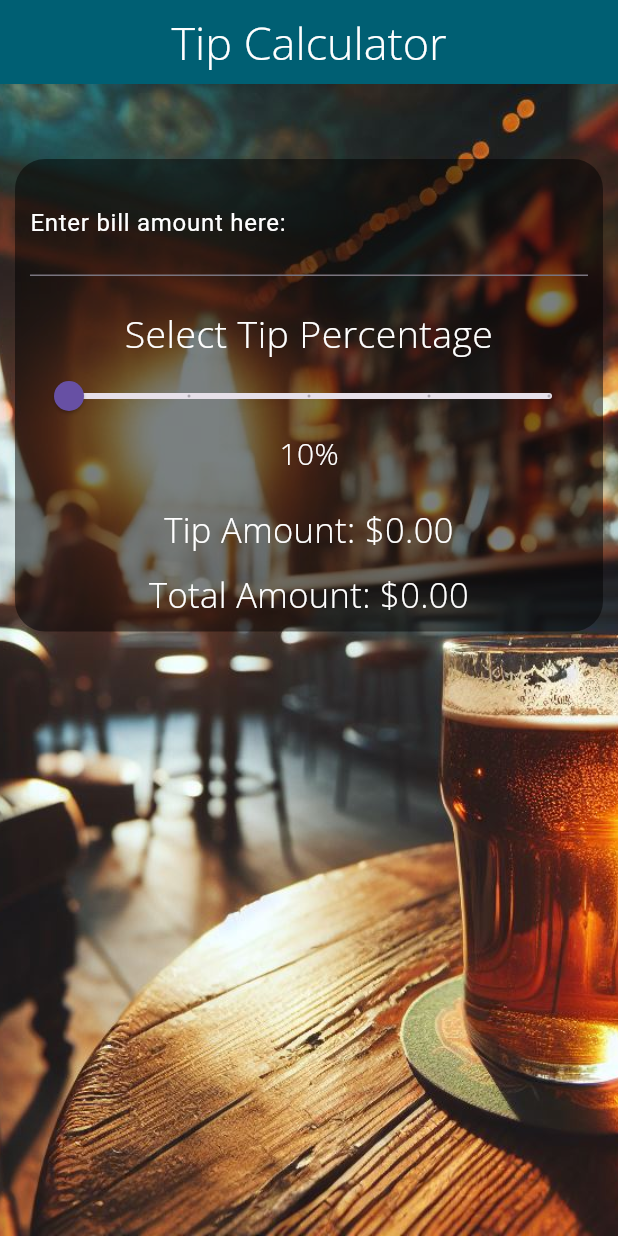
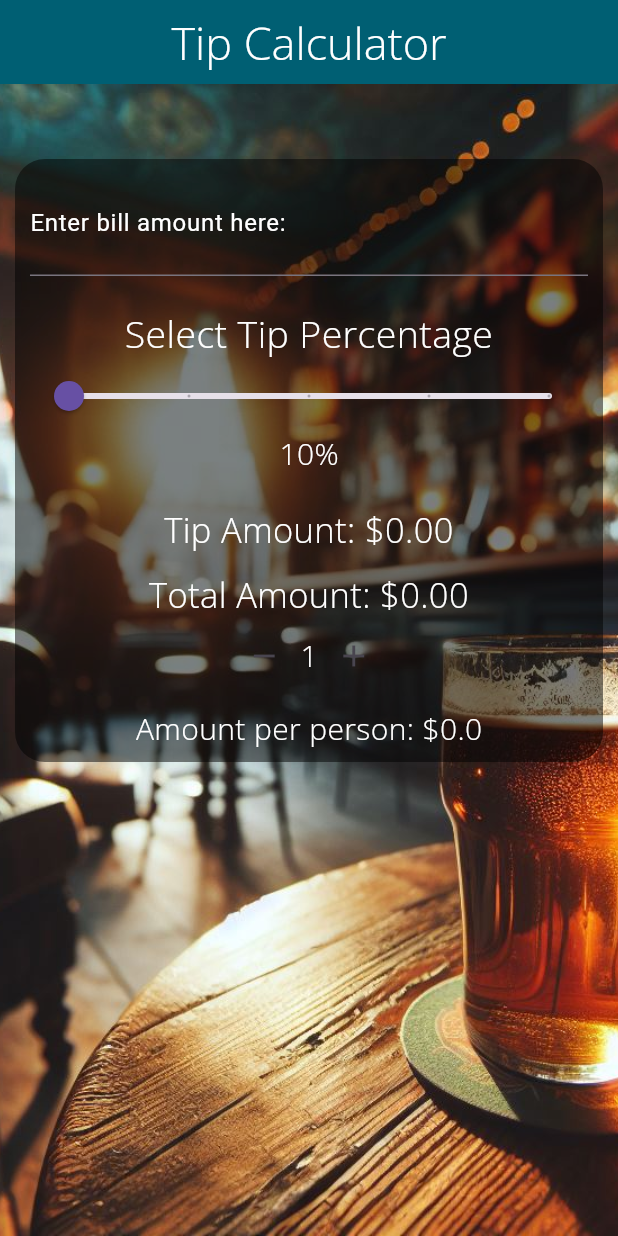
Before and after one commit to dvasquez08/tip-calculator, a Flutter app: the screen it shows after launch, on a phone screen of 412 x 824 dp. Run offline on Flutter 3.47's test engine with Material 3 defaults, Android fonts, the phone set to English and light mode, and no system bars; our stand-ins replace google_fonts.

Commit message:
Added number of people feature

```diff
--- a/lib/TipCalculatorScreen.dart
+++ b/lib/TipCalculatorScreen.dart
@@ -11,6 +11,7 @@ class TipCalculatorScreen extends StatefulWidget {
 class _TipCalculatorScreenState extends State<TipCalculatorScreen> {
   double billAmount = 0.0;
   double tipPercentage = 0.1;
+  int numberOfPeople = 1;
 
   @override
   Widget build(BuildContext context) {
@@ -88,6 +89,44 @@ class _TipCalculatorScreenState extends State<TipCalculatorScreen> {
                     SansText(
                         'Total Amount: \$${(billAmount + (billAmount * tipPercentage)).toStringAsFixed(2)}',
                         23.0),
+                    Row(
+                      mainAxisAlignment: MainAxisAlignment.center,
+                      crossAxisAlignment: CrossAxisAlignment.center,
+                      children: [
+                        Container(
+                          child: Column(
+                            children: [
+                              Row(
+                                mainAxisAlignment: MainAxisAlignment.center,
+                                children: [
+                                  IconButton(
+                                    icon: Icon(Icons.remove),
+                                    onPressed: () {
+                                      setState(() {
+                                        if (numberOfPeople > 1) {
+                                          numberOfPeople--;
+                                        }
+                                      });
+                                    },
+                                  ),
+                                 SansText('$numberOfPeople', 20.0),
+                                 IconButton(
+                                   icon: Icon(Icons.add),
+                                   onPressed: () {
+                                     setState(() {
+                                       numberOfPeople++;
+                                     });
+                                   },
+                                 )
+                                ],
+                              ),
+                              const SizedBox(height: 10.0),
+                              SansText('Amount per person: \$${((billAmount + (billAmount * tipPercentage)) / numberOfPeople )}',  20.0),
+                            ],
+                          ),
+                        )
+                      ],
+                    )
                   ],
                 ),
               ),
--- a/lib/main.dart
+++ b/lib/main.dart
@@ -2,7 +2,7 @@ import 'package:flutter/material.dart';
 import 'TipCalculatorScreen.dart';
 
 void main() {
-  runApp(MyApp());
+  runApp(const MyApp());
 }
 
 class MyApp extends StatelessWidget {
```
